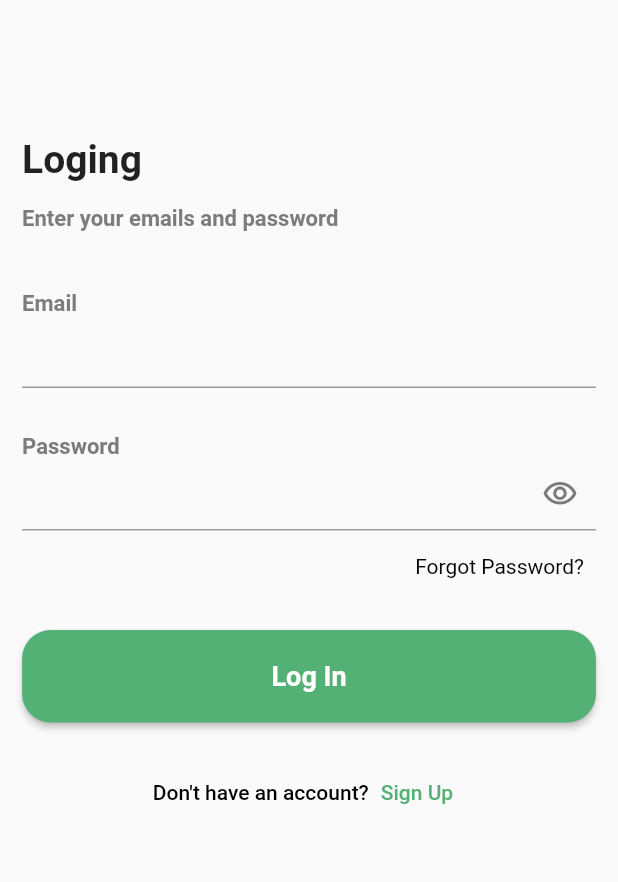
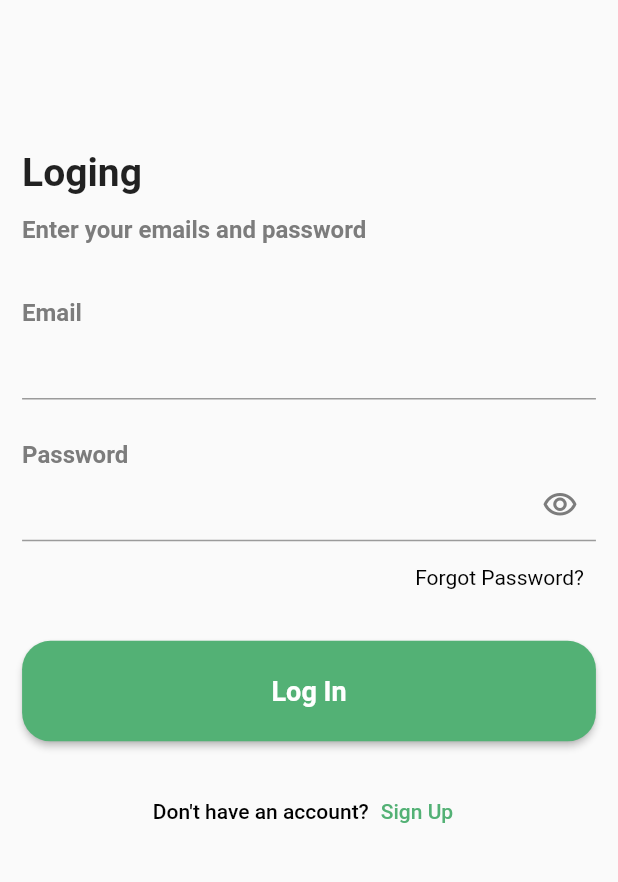
Before and after one commit to Mohamed123-r/nectar_app, a Flutter app: the screen it shows after launch, after a tap on "Get Started", on a phone screen of 412 x 824 dp, the part 195-1077 px from its top. Run offline on Flutter 3.47's test engine with Material 3 defaults, Android fonts, the phone set to English and light mode, and no system bars; our stand-ins replace device_preview, dio, easy_splash_screen, flutter_screenutil.

Commit message:
Refactored widget heights to use screen util plugin for responsive design.

```diff
--- a/lib/core/utils/styles.dart
+++ b/lib/core/utils/styles.dart
@@ -1,5 +1,4 @@
 import 'package:flutter/material.dart';
-import 'package:flutter_screenutil/flutter_screenutil.dart';
 
 abstract class Styles {
   static const textStyle14 = TextStyle(
@@ -7,8 +6,8 @@ abstract class Styles {
     fontWeight: FontWeight.normal,
     color: Color(0xff7C7C7C),
   );
-  static var textStyle16 = TextStyle(
-    fontSize: 16.sp,
+  static const textStyle16 = TextStyle(
+    fontSize: 16,
     fontWeight: FontWeight.w600,
   );
   static const textStyle18 = TextStyle(
--- a/lib/core/widgets/custom_button.dart
+++ b/lib/core/widgets/custom_button.dart
@@ -1,5 +1,4 @@
 import 'package:flutter/material.dart';
-import 'package:flutter_screenutil/flutter_screenutil.dart';
 import 'package:nectar/constants.dart';
 import 'package:nectar/core/utils/styles.dart';
 
@@ -16,7 +15,7 @@ class CustomButton extends StatelessWidget {
   @override
   Widget build(BuildContext context) {
     return MaterialButton(
-      height: 67.sp,
+      height: 67,
       minWidth: MediaQuery.of(context).size.width,
       color: kPrimaryColor,
       shape: RoundedRectangleBorder(
--- a/lib/features/home/presentation/views/widgets/custom_text_field.dart
+++ b/lib/features/home/presentation/views/widgets/custom_text_field.dart
@@ -1,4 +1,5 @@
 import 'package:flutter/material.dart';
+import 'package:flutter_screenutil/flutter_screenutil.dart';
 import 'package:nectar/constants.dart';
 
 class CustomTextField extends StatelessWidget {
@@ -9,7 +10,7 @@ class CustomTextField extends StatelessWidget {
   @override
   Widget build(BuildContext context) {
     return Padding(
-      padding: const EdgeInsets.symmetric(horizontal: 16.0),
+      padding:  EdgeInsets.symmetric(horizontal: 16.0.sp),
       child: TextFormField(
         cursorColor: kPrimaryColor,
         decoration: InputDecoration(
@@ -22,11 +23,11 @@ class CustomTextField extends StatelessWidget {
           fillColor: const Color(0xFFF2F3F2),
           enabledBorder: OutlineInputBorder(
             borderSide: BorderSide.none,
-            borderRadius: BorderRadius.circular(15.0),
+            borderRadius: BorderRadius.circular(15.0.sp),
           ),
           focusedBorder: OutlineInputBorder(
             borderSide: const BorderSide(color: kPrimaryColor),
-            borderRadius: BorderRadius.circular(15.0),
+            borderRadius: BorderRadius.circular(15.0.sp),
           ),
         ),
       ),
--- a/lib/features/home/presentation/views/widgets/sliver_appbar.dart
+++ b/lib/features/home/presentation/views/widgets/sliver_appbar.dart
@@ -1,4 +1,5 @@
 import 'package:flutter/material.dart';
+import 'package:flutter_screenutil/flutter_screenutil.dart';
 import '../../../../../core/utils/assets.dart';
 import 'custom_text_field.dart';
 
@@ -11,9 +12,9 @@ class CustomSliverAppBar extends StatelessWidget {
       backgroundColor: Colors.white,
       floating: true,
       pinned: true,
-      bottom: const PreferredSize(
-        preferredSize: Size.fromHeight(59.0),
-        child: CustomTextField(),
+      bottom:  PreferredSize(
+        preferredSize: Size.fromHeight(59.0.sp),
+        child: const CustomTextField(),
       ),
       centerTitle: true,
       elevation: 0,
--- a/lib/features/logIn/presentation/views/widgets/log_in_view_body.dart
+++ b/lib/features/logIn/presentation/views/widgets/log_in_view_body.dart
@@ -20,7 +20,7 @@ class LogInViewBody extends StatelessWidget {
           children: [
              SizedBox(height: 70.sp),
             const CustomImageLogo(),
-             SizedBox(height: 100.sp),
+             const SizedBox(height: 100),
             const SectionTextField(),
             Row(
               mainAxisAlignment: MainAxisAlignment.end,
--- a/lib/features/logIn/presentation/views/widgets/section_text_field.dart
+++ b/lib/features/logIn/presentation/views/widgets/section_text_field.dart
@@ -1,4 +1,5 @@
 import 'package:flutter/material.dart';
+import 'package:flutter_screenutil/flutter_screenutil.dart';
 import 'package:nectar/core/utils/styles.dart';
 import 'package:nectar/core/widgets/custom_text_field.dart';
 import 'package:nectar/core/widgets/custom_text_from_text_field.dart';
@@ -14,15 +15,15 @@ class SectionTextField extends StatelessWidget {
     return Column(
       crossAxisAlignment: CrossAxisAlignment.start,
       children: [
-        const Text(
+         const Text(
           "Loging",
           style: Styles.textStyle26,
         ),
-        const SizedBox(height: 15),
+         SizedBox(height: 15.sp),
         const CustomTextFromTextField(
           hintText: 'Enter your emails and password',
         ),
-        const SizedBox(height: 40),
+         SizedBox(height: 40.sp),
         const CustomTextFromTextField(
           hintText: 'Email',
         ),
@@ -30,7 +31,7 @@ class SectionTextField extends StatelessWidget {
           onSaved: (value) {},
           keyboardType: TextInputType.emailAddress,
         ),
-        const SizedBox(height: 30),
+         SizedBox(height: 30.sp),
         const CustomTextFromTextField(
           hintText: 'Password',
         ),
--- a/lib/features/onBoarding/presentation/view/widgets/on_boarding_body.dart
+++ b/lib/features/onBoarding/presentation/view/widgets/on_boarding_body.dart
@@ -24,34 +24,33 @@ class OnBoardingBody extends StatelessWidget {
           ),
         ),
         child: Padding(
-          padding: const EdgeInsets.symmetric(horizontal: 16.0),
+          padding:  EdgeInsets.symmetric(horizontal: 16.0.sp),
           child: Column(
             mainAxisAlignment: MainAxisAlignment.end,
             children: [
               const CustomImageLogo(),
-              const SizedBox(
-                height: 35,
+               SizedBox(
+                height: 35.sp,
               ),
-              const Text(
+               const Text(
                 "Welcome",
                 style: Styles.textStyle48,
               ),
-              const Text(
+               const Text(
                 "to our store",
                 style: Styles.textStyle48,
               ),
-              const SizedBox(
-                height: 19,
+               SizedBox(
+                height: 19.sp,
               ),
               Text(
                 "Ger your groceries in as fast as one hour",
                 style: Styles.textStyle16.copyWith(
-                  color: const Color(0xff7C7C7C),
-                  fontSize: 16.0.sp,
+                  color: const Color(0xff7C7C7C)
                 ),
               ),
-              const SizedBox(
-                height: 40,
+               SizedBox(
+                height: 40.sp,
               ),
               const OnBoardingButton(),
               SizedBox(
--- a/lib/features/splash/presentation/view/widgets/SplashViewBody.dart
+++ b/lib/features/splash/presentation/view/widgets/SplashViewBody.dart
@@ -1,4 +1,5 @@
 import 'package:easy_splash_screen/easy_splash_screen.dart';
+import 'package:flutter_screenutil/flutter_screenutil.dart';
 import 'package:nectar/constants.dart';
 import 'package:nectar/core/utils/assets.dart';
 import 'package:flutter/material.dart';
@@ -20,7 +21,7 @@ class _SplashPageState extends State<SplashPage> {
         Assets.splash,
         fit: BoxFit.cover,
         color: Colors.white,
-        width: 300,
+        width: 300.sp,
       ),
       backgroundColor: kPrimaryColor,
       loaderColor: Colors.white,
```
